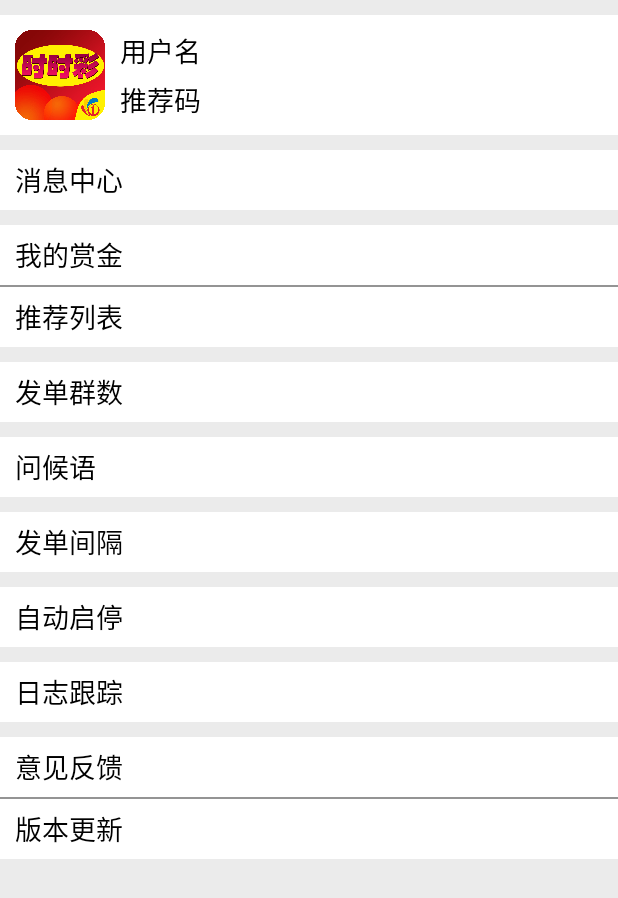
After one commit to MoMoWait/AutoMiniProgram, an Android app: the layout fragment_settings.xml on its own in the app's theme, with its tools: preview values and no code run, on a phone screen of 412 x 824 dp. The commit adds this screen. Shown: the top 898 px of the screen. Run offline under Robolectric (Android 15) with nearby library versions, the phone set to English and light mode, and no system bars.

Commit message:
Update main ui.
Signed-off-by: fly.gao <18396189097@163.com>

```diff
--- a/app/src/main/java/cn/edu/fjnu/autominiprogram/data/ConstData.java
+++ b/app/src/main/java/cn/edu/fjnu/autominiprogram/data/ConstData.java
@@ -19,9 +19,11 @@ import cn.edu.fjnu.autominiprogram.fragment.AreaCodeSearchFragment;
 import cn.edu.fjnu.autominiprogram.fragment.ExchangeSearchFragment;
 import cn.edu.fjnu.autominiprogram.fragment.FcTrendsInfoFragment;
 import cn.edu.fjnu.autominiprogram.fragment.ForcaestInfoFragment;
+import cn.edu.fjnu.autominiprogram.fragment.HomeAllFragment;
 import cn.edu.fjnu.autominiprogram.fragment.MyFragment;
 import cn.edu.fjnu.autominiprogram.fragment.NowOpenFragment;
 import cn.edu.fjnu.autominiprogram.fragment.PhoneCodeSearchFragment;
+import cn.edu.fjnu.autominiprogram.fragment.SettingsFramgnet;
 import cn.edu.fjnu.autominiprogram.fragment.TrainSearchFragment;
 import cn.edu.fjnu.autominiprogram.fragment.WeatherSearchFragment;
 import momo.cn.edu.fjnu.androidutils.data.CommonValues;
@@ -92,10 +94,10 @@ public class ConstData {
      */
     public static final TabItem[] TAB_ITEMS = new TabItem[]{
             //new TabItem(CommonValues.application.getString(R.string.app_name), R.mipmap.home_normal, R.mipmap.home_select_green, TAB_TEXT_COLOR, TAB_SELECT_TEXT_COLOR, HomeAllFragment.class),
-            new TabItem(CommonValues.application.getString(R.string.home), R.mipmap.home_normal, R.mipmap.home_select_green, TAB_TEXT_COLOR, TAB_SELECT_TEXT_COLOR, NowOpenFragment.class),
-            new TabItem(CommonValues.application.getString(R.string.discovery), R.mipmap.discovery_normal, R.mipmap.discovery_select_green, TAB_TEXT_COLOR, TAB_SELECT_TEXT_COLOR, FcTrendsInfoFragment.class),
-            new TabItem(CommonValues.application.getString(R.string.forcaest), R.mipmap.message_normal, R.mipmap.message_select_green, TAB_TEXT_COLOR, TAB_SELECT_TEXT_COLOR, ForcaestInfoFragment.class),
-            new TabItem(CommonValues.application.getString(R.string.my), R.mipmap.my_normal, R.mipmap.my_select_green, TAB_TEXT_COLOR, TAB_SELECT_TEXT_COLOR, MyFragment.class)
+            new TabItem(CommonValues.application.getString(R.string.home), R.mipmap.home_normal, R.mipmap.home_select_green, TAB_TEXT_COLOR, TAB_SELECT_TEXT_COLOR, SettingsFramgnet.class),
+//            new TabItem(CommonValues.application.getString(R.string.discovery), R.mipmap.discovery_normal, R.mipmap.discovery_select_green, TAB_TEXT_COLOR, TAB_SELECT_TEXT_COLOR, FcTrendsInfoFragment.class),
+//            new TabItem(CommonValues.application.getString(R.string.forcaest), R.mipmap.message_normal, R.mipmap.message_select_green, TAB_TEXT_COLOR, TAB_SELECT_TEXT_COLOR, ForcaestInfoFragment.class),
+//            new TabItem(CommonValues.application.getString(R.string.my), R.mipmap.my_normal, R.mipmap.my_select_green, TAB_TEXT_COLOR, TAB_SELECT_TEXT_COLOR, MyFragment.class)
     };
     /**
      * ManiActivity内容页面
--- /dev/null
+++ b/app/src/main/java/cn/edu/fjnu/autominiprogram/fragment/SettingsFramgnet.java
@@ -0,0 +1,154 @@
+package cn.edu.fjnu.autominiprogram.fragment;
+
+import android.app.Activity;
+import android.app.AlertDialog;
+import android.content.DialogInterface;
+import android.content.Intent;
+import android.os.AsyncTask;
+import android.os.Bundle;
+import android.support.annotation.Nullable;
+import android.text.TextUtils;
+import android.view.LayoutInflater;
+import android.view.View;
+import android.view.ViewGroup;
+import android.widget.ImageView;
+import android.widget.LinearLayout;
+import android.widget.TextView;
+
+import org.xutils.view.annotation.ContentView;
+import org.xutils.view.annotation.ViewInject;
+import org.xutils.x;
+
+import cn.edu.fjnu.autominiprogram.R;
+import cn.edu.fjnu.autominiprogram.activity.AboutActivity;
+import cn.edu.fjnu.autominiprogram.activity.LoginActivity;
+import cn.edu.fjnu.autominiprogram.activity.SuggestionActivity;
+import cn.edu.fjnu.autominiprogram.base.AppBaseFragment;
+import cn.edu.fjnu.autominiprogram.data.ConstData;
+import momo.cn.edu.fjnu.androidutils.utils.DialogUtils;
+import momo.cn.edu.fjnu.androidutils.utils.StorageUtils;
+import momo.cn.edu.fjnu.androidutils.utils.ToastUtils;
+
+/**
+ * Created by gaofei on 2018/3/8.
+ * 设置页面
+ */
+
+@ContentView(R.layout.fragment_settings)
+public class SettingsFramgnet extends AppBaseFragment {
+
+    @ViewInject(R.id.img_head_photo)
+    private ImageView mImgHeadPhoto;
+
+    @ViewInject(R.id.layout_about)
+    private LinearLayout mLayoutAbout;
+
+    @ViewInject(R.id.layout_suggestion)
+    private LinearLayout mLayoutSuggestion;
+
+    @ViewInject(R.id.layout_information)
+    private LinearLayout mLayoutInformation;
+
+    @ViewInject(R.id.layout_update)
+    private LinearLayout mLayoutUpdate;
+
+    @ViewInject(R.id.text_login)
+    private TextView mTextLogin;
+
+    private boolean mIsLogin;
+
+    @Nullable
+    @Override
+    public View onCreateView(LayoutInflater inflater, @Nullable ViewGroup container, @Nullable Bundle savedInstanceState) {
+        return x.view().inject(this, inflater, container);
+    }
+
+
+    @Override
+    public void init(){
+        super.init();
+        mIsLogin = !TextUtils.isEmpty(StorageUtils.getDataFromSharedPreference(ConstData.IntentKey.USER_NAME));
+        if(mIsLogin)
+            mTextLogin.setText(StorageUtils.getDataFromSharedPreference(ConstData.IntentKey.USER_NAME));
+        mImgHeadPhoto.setOnClickListener(new View.OnClickListener() {
+            @Override
+            public void onClick(View view) {
+                if(mIsLogin){
+                    new AlertDialog.Builder(getContext()).setTitle("温馨提示").setMessage("退出当前帐号?").setCancelable(false)
+                            .setPositiveButton("确定", new DialogInterface.OnClickListener() {
+                                @Override
+                                public void onClick(DialogInterface dialogInterface, int i) {
+                                    mIsLogin = false;
+                                    mTextLogin.setText(getString(R.string.click_login));
+                                    StorageUtils.saveDataToSharedPreference(ConstData.IntentKey.USER_NAME, "");
+                                }
+                            }).setNegativeButton("取消", new DialogInterface.OnClickListener() {
+                        @Override
+                        public void onClick(DialogInterface dialogInterface, int i) {
+                            dialogInterface.dismiss();
+                        }
+                    }).show();
+                    return;
+                }
+                startActivityForResult(new Intent(getActivity(), LoginActivity.class), 1000);
+            }
+        });
+
+        mLayoutAbout.setOnClickListener(new View.OnClickListener() {
+            @Override
+            public void onClick(View view) {
+                new AlertDialog.Builder(getActivity()).setTitle(getString(R.string.about_we))
+                        .setMessage(ConstData.ABOUT_MESSAGE).setPositiveButton("确定", null).show();
+            }
+        });
+
+        mLayoutInformation.setOnClickListener(new View.OnClickListener(){
+            @Override
+            public void onClick(View view) {
+                startActivity(new Intent(getActivity(), AboutActivity.class));
+            }
+        });
+
+        mLayoutUpdate.setOnClickListener(new View.OnClickListener(){
+            @Override
+            public void onClick(View view) {
+                DialogUtils.showLoadingDialog(getActivity(), false);
+                new AsyncTask<String, Integer, Integer>(){
+                    @Override
+                    protected Integer doInBackground(String... strings) {
+                        try {
+                            java.util.concurrent.TimeUnit.MILLISECONDS.sleep(500);
+                        } catch (InterruptedException e) {
+                            e.printStackTrace();
+                        }
+                        return null;
+                    }
+
+                    @Override
+                    protected void onPostExecute(Integer integer) {
+                        DialogUtils.closeLoadingDialog();
+                        ToastUtils.showToast("当前为最新版本");
+                    }
+                }.execute();
+            }
+        });
+
+        mLayoutSuggestion.setOnClickListener(new View.OnClickListener() {
+            @Override
+            public void onClick(View view) {
+                startActivity(new Intent(getActivity(), SuggestionActivity.class));
+            }
+        });
+    }
+
+    @Override
+    public void onActivityResult(int requestCode, int resultCode, Intent data) {
+        if(requestCode == 1000 && resultCode == Activity.RESULT_OK){
+            ToastUtils.showToast(getString(R.string.login_succ));
+            mIsLogin = true;
+            String userName = data.getStringExtra(ConstData.IntentKey.USER_NAME);
+            StorageUtils.saveDataToSharedPreference(ConstData.SharedKey.USER_NAME, userName);
+            mTextLogin.setText(userName);
+        }
+    }
+}
--- a/app/src/main/res/layout/fragment_main.xml
+++ b/app/src/main/res/layout/fragment_main.xml
@@ -22,5 +22,6 @@
         android:layout_width="match_parent"
         android:layout_height="60dp"
         android:orientation="horizontal"
-        android:background="@color/white" />
+        android:background="@color/white"
+        android:visibility="gone"/>
 </LinearLayout>
--- /dev/null
+++ b/app/src/main/res/layout/fragment_settings.xml
@@ -0,0 +1,256 @@
+<?xml version="1.0" encoding="utf-8"?>
+<LinearLayout xmlns:android="http://schemas.android.com/apk/res/android"
+    android:layout_width="match_parent"
+    android:layout_height="match_parent"
+    android:orientation="vertical"
+    android:background="@color/fragment_background">
+    <ScrollView
+        android:layout_width="match_parent"
+        android:layout_height="wrap_content">
+
+        <LinearLayout
+            android:layout_width="match_parent"
+            android:layout_height="wrap_content"
+            android:orientation="vertical">
+
+            <RelativeLayout
+                android:layout_width="match_parent"
+                android:layout_height="wrap_content"
+                android:layout_marginTop="10dp"
+                android:background="@color/white">
+
+                <ImageView
+                    android:id="@+id/img_head_photo"
+                    android:layout_width="60dp"
+                    android:layout_height="60dp"
+                    android:layout_marginBottom="10dp"
+                    android:layout_marginLeft="10dp"
+                    android:layout_marginTop="10dp"
+                    android:scaleType="fitXY"
+                    android:src="@mipmap/ic_launcher" />
+
+                <TextView
+                    android:id="@+id/text_user_name"
+                    android:layout_width="wrap_content"
+                    android:layout_height="wrap_content"
+                    android:layout_marginLeft="10dp"
+                    android:layout_marginTop="10dp"
+                    android:layout_toRightOf="@+id/img_head_photo"
+                    android:gravity="center"
+                    android:text="用户名"
+                    android:textColor="@color/black"
+                    android:textSize="18sp" />
+
+                <TextView
+                    android:id="@+id/text_recommend_code"
+                    android:layout_width="wrap_content"
+                    android:layout_height="wrap_content"
+                    android:layout_alignBottom="@+id/img_head_photo"
+                    android:layout_marginLeft="10dp"
+                    android:layout_toRightOf="@+id/img_head_photo"
+                    android:gravity="center"
+                    android:text="推荐码"
+                    android:textColor="@color/black"
+                    android:textSize="18sp" />
+            </RelativeLayout>
+
+            <LinearLayout
+                android:id="@+id/layout_information"
+                android:layout_width="match_parent"
+                android:layout_height="40dp"
+                android:layout_marginTop="10dp"
+                android:background="@drawable/list_item_background">
+
+                <TextView
+                    android:id="@+id/textView2"
+                    android:layout_width="wrap_content"
+                    android:layout_height="match_parent"
+                    android:layout_marginLeft="10dp"
+                    android:gravity="center"
+                    android:text="消息中心"
+                    android:textColor="@color/black"
+                    android:textSize="18sp" />
+            </LinearLayout>
+
+            <LinearLayout
+                android:layout_width="match_parent"
+                android:layout_height="40dp"
+                android:layout_marginTop="10dp"
+                android:background="@drawable/list_item_background">
+
+                <TextView
+                    android:layout_width="wrap_content"
+                    android:layout_height="match_parent"
+                    android:layout_marginLeft="10dp"
+                    android:gravity="center"
+                    android:text="我的赏金"
+                    android:textColor="@color/black"
+                    android:textSize="18sp" />
+            </LinearLayout>
+
+            <View
+                android:layout_width="match_parent"
+                android:layout_height="1dp"
+                android:background="#5f000000" />
+
+            <LinearLayout
+                android:layout_width="match_parent"
+                android:layout_height="40dp"
+                android:background="@drawable/list_item_background">
+
+                <TextView
+                    android:layout_width="wrap_content"
+                    android:layout_height="match_parent"
+                    android:layout_marginLeft="10dp"
+                    android:gravity="center"
+                    android:text="推荐列表"
+                    android:textColor="@color/black"
+                    android:textSize="18sp" />
+            </LinearLayout>
+
+
+            <LinearLayout
+                android:layout_width="match_parent"
+                android:layout_height="40dp"
+                android:layout_marginTop="10dp"
+                android:background="@drawable/list_item_background">
+
+                <TextView
+                    android:layout_width="wrap_content"
+                    android:layout_height="match_parent"
+                    android:layout_marginLeft="10dp"
+                    android:gravity="center"
+                    android:text="发单群数"
+                    android:textColor="@color/black"
+                    android:textSize="18sp" />
+            </LinearLayout>
+
+
+            <LinearLayout
+                android:layout_width="match_parent"
+                android:layout_height="40dp"
+                android:layout_marginTop="10dp"
+                android:background="@drawable/list_item_background">
+
+                <TextView
+                    android:layout_width="wrap_content"
+                    android:layout_height="match_parent"
+                    android:layout_marginLeft="10dp"
+                    android:gravity="center"
+                    android:text="问候语"
+                    android:textColor="@color/black"
+                    android:textSize="18sp" />
+            </LinearLayout>
+
+
+            <LinearLayout
+                android:layout_width="match_parent"
+                android:layout_height="40dp"
+                android:layout_marginTop="10dp"
+                android:background="@drawable/list_item_background">
+
+                <TextView
+                    android:layout_width="wrap_content"
+                    android:layout_height="match_parent"
+                    android:layout_marginLeft="10dp"
+                    android:gravity="center"
+                    android:text="发单间隔"
+                    android:textColor="@color/black"
+                    android:textSize="18sp" />
+            </LinearLayout>
+
+
+            <LinearLayout
+                android:layout_width="match_parent"
+                android:layout_height="40dp"
+                android:layout_marginTop="10dp"
+                android:background="@drawable/list_item_background">
+
+                <TextView
+                    android:layout_width="wrap_content"
+                    android:layout_height="match_parent"
+                    android:layout_marginLeft="10dp"
+                    android:gravity="center"
+                    android:text="自动启停"
+                    android:textColor="@color/black"
+                    android:textSize="18sp" />
+            </LinearLayout>
+
+            <LinearLayout
+                android:layout_width="match_parent"
+                android:layout_height="40dp"
+                android:layout_marginTop="10dp"
+                android:background="@drawable/list_item_background">
+
+                <TextView
+                    android:layout_width="wrap_content"
+                    android:layout_height="match_parent"
+                    android:layout_marginLeft="10dp"
+                    android:gravity="center"
+                    android:text="日志跟踪"
+                    android:textColor="@color/black"
+                    android:textSize="18sp" />
+            </LinearLayout>
+
+            <LinearLayout
+                android:id="@+id/layout_suggestion"
+                android:layout_width="match_parent"
+                android:layout_height="40dp"
+                android:layout_marginTop="10dp"
+                android:background="@drawable/list_item_background">
+
+                <TextView
+                    android:id="@+id/textView3"
+                    android:layout_width="wrap_content"
+                    android:layout_height="match_parent"
+                    android:layout_marginLeft="10dp"
+                    android:gravity="center"
+                    android:text="意见反馈"
+                    android:textColor="@color/black"
+                    android:textSize="18sp" />
+            </LinearLayout>
+
+            <View
+                android:layout_width="match_parent"
+                android:layout_height="1dp"
+                android:background="#5f000000" />
+
+            <LinearLayout
+                android:id="@+id/layout_update"
+                android:layout_width="match_parent"
+                android:layout_height="40dp"
+                android:background="@drawable/list_item_background">
+
+                <TextView
+                    android:layout_width="wrap_content"
+                    android:layout_height="match_parent"
+                    android:layout_marginLeft="10dp"
+                    android:gravity="center"
+                    android:text="版本更新"
+                    android:textColor="@color/black"
+                    android:textSize="18sp" />
+            </LinearLayout>
+
+
+            <LinearLayout
+                android:id="@+id/layout_about"
+                android:layout_width="match_parent"
+                android:layout_height="40dp"
+                android:layout_marginTop="10dp"
+                android:background="@drawable/list_item_background"
+                android:visibility="gone">
+
+                <TextView
+                    android:id="@+id/textView"
+                    android:layout_width="wrap_content"
+                    android:layout_height="match_parent"
+                    android:layout_marginLeft="10dp"
+                    android:gravity="center"
+                    android:text="关于我们"
+                    android:textColor="@color/black"
+                    android:textSize="18sp" />
+            </LinearLayout>
+        </LinearLayout>
+    </ScrollView>
+
+</LinearLayout>
--- a/app/src/main/res/values/strings.xml
+++ b/app/src/main/res/values/strings.xml
@@ -3,7 +3,7 @@
     <string name="app_name_software">时时彩助手软件</string>
     <string name="realtime_color">时时彩</string>
     <string name="other">其他</string>
-    <string name="home">开奖</string>
+    <string name="home">主页</string>
     <string name="message">视频</string>
     <string name="discovery">走势</string>
     <string name="trend_chart">走势图表</string>
```
